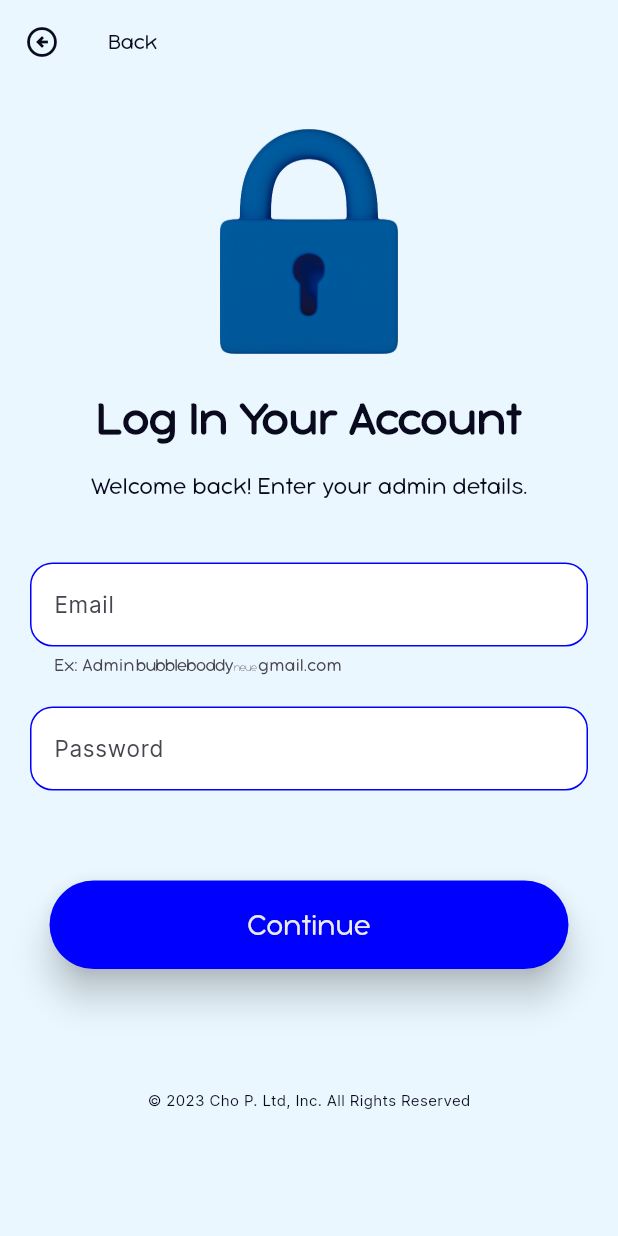
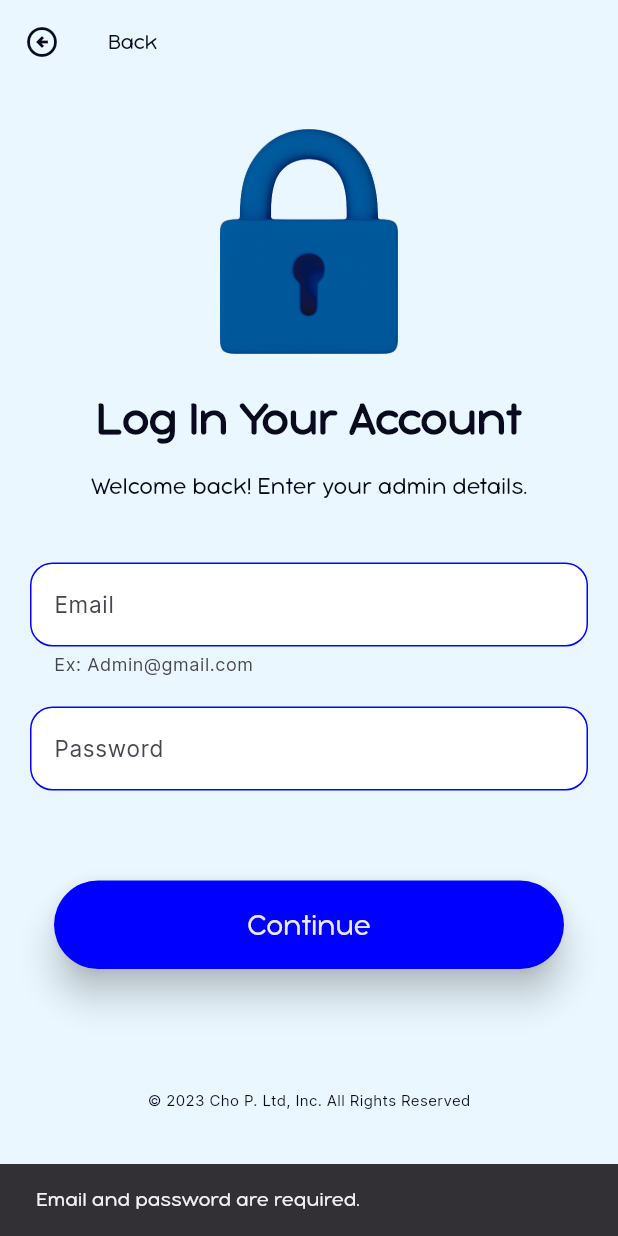
Before and after one commit to DominicAEsperida/Park-In, a Flutter app: the LogInPageAdmin screen opened directly, after a tap on "Continue", on a phone screen of 412 x 824 dp. Run offline on Flutter 3.47's test engine with Material 3 defaults, Android fonts, the phone set to English and light mode, and no system bars; our stand-ins replace dropdown_button2, firebase_auth, firebase_core, firebase_database; missing offline and left inert: babylonjs_viewer; accounts and stored records are empty; generated files the repository leaves out were written again.

Commit message:
Pages: Update Log In Page

```diff
--- a/itmc311/lib/Pages/LogInPageAdmin.dart
+++ b/itmc311/lib/Pages/LogInPageAdmin.dart
@@ -4,7 +4,6 @@ import 'package:itmc311/Pages/AdminPage.dart';
 import 'package:itmc311/Pages/LandingPage.dart';
 import 'package:firebase_auth/firebase_auth.dart';
 import 'package:itmc311/auth.dart';
-
 
 class LogInPageAdmin extends StatefulWidget {
   const LogInPageAdmin({super.key});
@@ -14,21 +13,17 @@ class LogInPageAdmin extends StatefulWidget {
 }
 
 class _LogInPageAdminState extends State<LogInPageAdmin> {
-
   final Authentication _auth = Authentication();
 
   TextEditingController _emailController = TextEditingController();
   TextEditingController _passwordController = TextEditingController();
 
-
   @override
-
   void dispose() {
     _emailController.dispose();
     _passwordController.dispose();
     super.dispose();
   }
-
 
   Widget build(BuildContext context) {
     return Scaffold(
@@ -53,8 +48,10 @@ void dispose() {
           ),
         ),
       ),
-      body: Container(
-        padding:  EdgeInsets.fromLTRB(20.0, 0.0, 20.0, 0.0),
+      body: SingleChildScrollView(
+        physics: BouncingScrollPhysics(),
+        child: Container(
+          padding: EdgeInsets.fromLTRB(20.0, 0.0, 20.0, 0.0),
           child: Center(
             child: Column(
               children: [
@@ -94,6 +91,9 @@ void dispose() {
                   //TextFormField
                   padding: const EdgeInsets.fromLTRB(0.0, 40.0, 0.0, 20.0),
                   child: TextFormField(
+                    style: TextStyle(
+                      fontFamily: 'Inter',
+                    ),
                     controller: _emailController,
                     decoration: InputDecoration(
                       helperText: "Ex: Admin@gmail.com",
@@ -103,6 +103,9 @@ void dispose() {
                       labelStyle: const TextStyle(
                         // color: Color.fromRGBO(0, 0, 255, 1),
                         fontSize: 15.0,
+                        fontFamily: 'Inter',
+                      ),
+                      helperStyle: TextStyle(
                         fontFamily: 'Inter',
                       ),
                       enabledBorder: OutlineInputBorder(
@@ -126,6 +129,9 @@ void dispose() {
                   //TextFormField
                   padding: const EdgeInsets.fromLTRB(0.0, 0.0, 0.0, 50.0),
                   child: TextFormField(
+                    style: TextStyle(
+                      fontFamily: 'Inter',
+                    ),
                     controller: _passwordController,
                     obscureText: true,
                     decoration: InputDecoration(
@@ -167,7 +173,7 @@ void dispose() {
                       ),
                     ),
                     child: const Padding(
-                    padding: EdgeInsets.fromLTRB(108.0, 15.0, 108.0, 15.0),
+                      padding: EdgeInsets.fromLTRB(105.0, 15.0, 105.0, 15.0),
                       child: Text(
                         'Continue',
                         style: TextStyle(
@@ -194,21 +200,27 @@ void dispose() {
             ),
           ),
         ),
+      ),
     );
   }
-
 
   void _Login() async {
     String email = _emailController.text;
     String password = _passwordController.text;
 
-  User? user = await _auth.signInWithEmailAndPassword(email, password);
-
     // Basic validation
     if (email.isEmpty || password.isEmpty) {
-    print("Unsuccessful Sign In");
+      // Show a snackbar or dialog to inform the user about the validation error
+      ScaffoldMessenger.of(context).showSnackBar(
+        SnackBar(
+          content: Text("Email and password are required."),
+          duration: Duration(seconds: 2),
+        ),
+      );
       return;
     }
+
+    User? user = await _auth.signInWithEmailAndPassword(email, password);
 
     if (user != null) {
       print("User successfully Login");
@@ -221,6 +233,14 @@ void _Login() async {
         ),
       );
     } else {
+      // Show a snackbar or dialog to inform the user about the login failure
+      ScaffoldMessenger.of(context).showSnackBar(
+        SnackBar(
+          content: Text("Incorrect email or password. Please try again."),
+          duration: Duration(seconds: 2),
+        ),
+      );
       print("Error Wrong Credentials");
     }
-} }
+  }
+}
```
Lines whose indentation alone changed are shown as unchanged.
